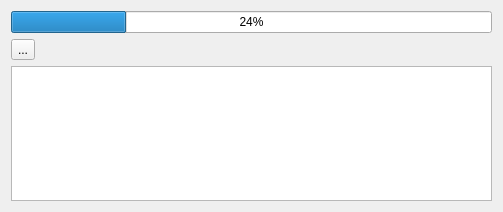
Before: the Qt Designer form fieldwork/third/Hoffman/encodedialog.ui in AbaoFromCUG/Data-Structure, drawn with Qt 5.
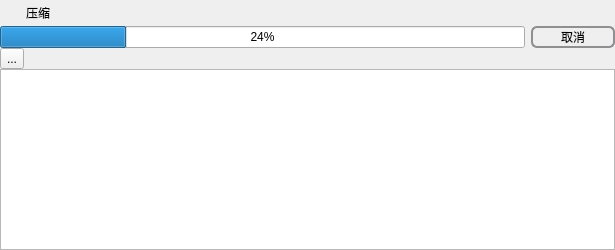
After: the same form once the commit is applied. Icons and pictures are not drawn.

Patch:
```diff
--- a/fieldwork/third/Hoffman/encodedialog.ui
+++ b/fieldwork/third/Hoffman/encodedialog.ui
@@ -1,51 +1,335 @@
 <?xml version="1.0" encoding="UTF-8"?>
 <ui version="4.0">
  <class>EnCodeDialog</class>
- <widget class="QDialog" name="EnCodeDialog">
+ <widget class="QWidget" name="EnCodeDialog">
   <property name="geometry">
    <rect>
     <x>0</x>
     <y>0</y>
-    <width>503</width>
-    <height>212</height>
+    <width>615</width>
+    <height>250</height>
    </rect>
   </property>
-  <property name="windowTitle">
-   <string>Dialog</string>
+  <property name="minimumSize">
+   <size>
+    <width>400</width>
+    <height>250</height>
+   </size>
+  </property>
+  <property name="styleSheet">
+   <string notr="true">#minimizeButton {
+  image: url(:/res/minimize-button1.png);
+}
+
+#minimizeButton, #maximizeButton {
+  background-color: transparent;
+  border-radius: 0px;
+}
+
+#minimizeButton:hover, #maximizeButton:hover {
+  border-style: none;
+  background-color: #80c7c7c7;
+}
+
+#minimizeButton:pressed, #maximizeButton:pressed {
+  border-style: none;
+  background-color: #80808080;
+}
+
+#closeButton {
+  image: url(:/res/close-button1.png);
+  background-color: transparent;
+  border-radius: 0px;
+}
+
+#closeButton:hover {
+	image: url(:/res/close-button2.png);
+  border-style: none;
+  background-color: #e81123;
+}
+
+#closeButton:pressed {
+  image: url(:/res/close-button2.png);
+  border-style: none;
+  background-color: #8c0a15;
+}
+
+#fileBtn{
+font: 9t &quot;华康方圆体W7(P)&quot;;
+border-radius: 10px;
+border-color: rgb(0, 170, 255);
+background-color: rgb(170, 255, 255);
+}
+
+#fileBtn:pressed {
+
+	background-color: rgb(170, 255, 255);
+}
+#startBtn{
+font: 10t &quot;华康方圆体W7(P)&quot;;
+border-radius: 10px;
+border-color: rgb(0, 170, 255);
+background-color: rgb(170, 255, 255);
+}
+#startBtn:pressed {
+	background-color: rgb(170, 255, 255);
+}</string>
   </property>
   <layout class="QGridLayout" name="gridLayout">
+   <property name="leftMargin">
+    <number>0</number>
+   </property>
+   <property name="topMargin">
+    <number>0</number>
+   </property>
+   <property name="rightMargin">
+    <number>0</number>
+   </property>
+   <property name="bottomMargin">
+    <number>0</number>
+   </property>
+   <property name="spacing">
+    <number>0</number>
+   </property>
    <item row="0" column="0" colspan="2">
-    <widget class="QProgressBar" name="enCodeBar">
-     <property name="value">
-      <number>24</number>
+    <layout class="QHBoxLayout" name="horizontalLayout">
+     <property name="spacing">
+      <number>0</number>
      </property>
-    </widget>
-   </item>
-   <item row="1" column="0">
-    <widget class="QToolButton" name="bar">
-     <property name="text">
-      <string>...</string>
+     <property name="sizeConstraint">
+      <enum>QLayout::SetFixedSize</enum>
      </property>
-    </widget>
+     <property name="leftMargin">
+      <number>0</number>
+     </property>
+     <item>
+      <widget class="QLabel" name="ico">
+       <property name="enabled">
+        <bool>true</bool>
+       </property>
+       <property name="minimumSize">
+        <size>
+         <width>26</width>
+         <height>26</height>
+        </size>
+       </property>
+       <property name="maximumSize">
+        <size>
+         <width>26</width>
+         <height>26</height>
+        </size>
+       </property>
+       <property name="text">
+        <string/>
+       </property>
+       <property name="pixmap">
+        <pixmap resource="res.qrc">:/res/dog.jpg</pixmap>
+       </property>
+       <property name="scaledContents">
+        <bool>true</bool>
+       </property>
+      </widget>
+     </item>
+     <item>
+      <widget class="QLabel" name="label">
+       <property name="styleSheet">
+        <string notr="true">font: 75 12pt &quot;文泉驿等宽正黑&quot;;</string>
+       </property>
+       <property name="text">
+        <string>压缩</string>
+       </property>
+      </widget>
+     </item>
+     <item>
+      <spacer name="horizontalSpacer">
+       <property name="orientation">
+        <enum>Qt::Horizontal</enum>
+       </property>
+       <property name="sizeHint" stdset="0">
+        <size>
+         <width>297</width>
+         <height>23</height>
+        </size>
+       </property>
+      </spacer>
+     </item>
+     <item>
+      <widget class="QPushButton" name="minimizeButton">
+       <property name="sizePolicy">
+        <sizepolicy hsizetype="Fixed" vsizetype="Fixed">
+         <horstretch>0</horstretch>
+         <verstretch>0</verstretch>
+        </sizepolicy>
+       </property>
+       <property name="minimumSize">
+        <size>
+         <width>45</width>
+         <height>26</height>
+        </size>
+       </property>
+       <property name="maximumSize">
+        <size>
+         <width>45</width>
+         <height>26</height>
+        </size>
+       </property>
+       <property name="focusPolicy">
+        <enum>Qt::NoFocus</enum>
+       </property>
+       <property name="contextMenuPolicy">
+        <enum>Qt::NoContextMenu</enum>
+       </property>
+       <property name="toolTip">
+        <string>Minimize</string>
+       </property>
+       <property name="iconSize">
+        <size>
+         <width>33</width>
+         <height>26</height>
+        </size>
+       </property>
+      </widget>
+     </item>
+     <item>
+      <widget class="QPushButton" name="closeButton">
+       <property name="sizePolicy">
+        <sizepolicy hsizetype="Fixed" vsizetype="Fixed">
+         <horstretch>0</horstretch>
+         <verstretch>0</verstretch>
+        </sizepolicy>
+       </property>
+       <property name="minimumSize">
+        <size>
+         <width>45</width>
+         <height>26</height>
+        </size>
+       </property>
+       <property name="maximumSize">
+        <size>
+         <width>45</width>
+         <height>26</height>
+        </size>
+       </property>
+       <property name="focusPolicy">
+        <enum>Qt::NoFocus</enum>
+       </property>
+       <property name="contextMenuPolicy">
+        <enum>Qt::NoContextMenu</enum>
+       </property>
+       <property name="toolTip">
+        <string>Close</string>
+       </property>
+       <property name="iconSize">
+        <size>
+         <width>34</width>
+         <height>26</height>
+        </size>
+       </property>
+      </widget>
+     </item>
+    </layout>
    </item>
-   <item row="1" column="1">
-    <spacer name="horizontalSpacer">
+   <item row="1" column="0" rowspan="2" colspan="2">
+    <layout class="QHBoxLayout" name="horizontalLayout_2">
+     <item>
+      <widget class="QProgressBar" name="progressBar">
+       <property name="value">
+        <number>24</number>
+       </property>
+      </widget>
+     </item>
+     <item>
+      <widget class="QPushButton" name="cancle">
+       <property name="styleSheet">
+        <string notr="true">QPushButton {
+    border: 2px solid #8f8f91;
+    border-radius: 6px;
+    background-color: qlineargradient(x1: 0, y1: 0, x2: 0, y2: 1,
+                                      stop: 0 #f6f7fa, stop: 1 #dadbde);
+    min-width: 80px;
+}
+
+QPushButton:pressed {
+    background-color: qlineargradient(x1: 0, y1: 0, x2: 0, y2: 1,
+                                      stop: 0 #dadbde, stop: 1 #f6f7fa);
+}
+
+QPushButton:flat {
+    border: none; /* no border for a flat push button */
+}
+
+QPushButton:default {
+    border-color: navy; /* make the default button prominent */
+}</string>
+       </property>
+       <property name="text">
+        <string>取消</string>
+       </property>
+      </widget>
+     </item>
+    </layout>
+   </item>
+   <item row="2" column="1" rowspan="2">
+    <spacer name="horizontalSpacer_2">
      <property name="orientation">
       <enum>Qt::Horizontal</enum>
      </property>
      <property name="sizeHint" stdset="0">
       <size>
-       <width>451</width>
+       <width>575</width>
        <height>20</height>
       </size>
      </property>
     </spacer>
    </item>
-   <item row="2" column="0" colspan="2">
+   <item row="3" column="0">
+    <widget class="QToolButton" name="toolButton">
+     <property name="text">
+      <string>...</string>
+     </property>
+    </widget>
+   </item>
+   <item row="4" column="0" colspan="2">
     <widget class="QTextBrowser" name="enCodeLog"/>
    </item>
   </layout>
  </widget>
- <resources/>
- <connections/>
+ <layoutdefault spacing="6" margin="11"/>
+ <resources>
+  <include location="res.qrc"/>
+ </resources>
+ <connections>
+  <connection>
+   <sender>closeButton</sender>
+   <signal>clicked()</signal>
+   <receiver>EnCodeDialog</receiver>
+   <slot>close()</slot>
+   <hints>
+    <hint type="sourcelabel">
+     <x>378</x>
+     <y>9</y>
+    </hint>
+    <hint type="destinationlabel">
+     <x>432</x>
+     <y>47</y>
+    </hint>
+   </hints>
+  </connection>
+  <connection>
+   <sender>minimizeButton</sender>
+   <signal>clicked()</signal>
+   <receiver>EnCodeDialog</receiver>
+   <slot>showMinimized()</slot>
+   <hints>
+    <hint type="sourcelabel">
+     <x>318</x>
+     <y>7</y>
+    </hint>
+    <hint type="destinationlabel">
+     <x>418</x>
+     <y>73</y>
+    </hint>
+   </hints>
+  </connection>
+ </connections>
 </ui>
```
